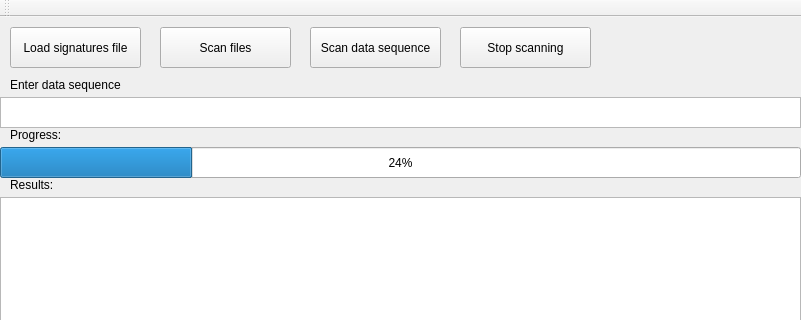
First picture: the form in ScannerQt/scannerqt.ui, repository Gloomcat/SimpleScanner, before the edit; both pictures show x 0 to 801 and y 0 to 320 of the 801 by 586 pixel window.
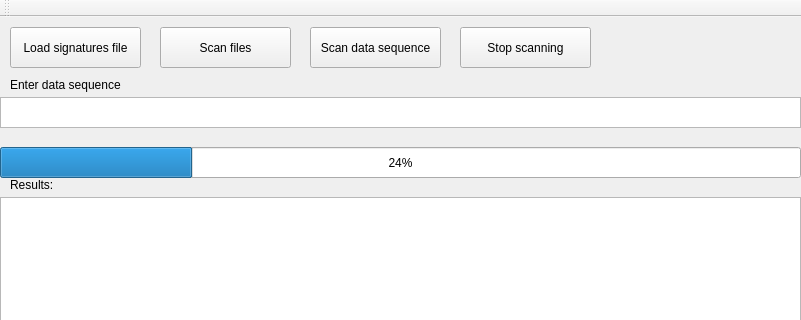
Second picture: the form after the edit.

What changed in the file:
```diff
--- a/ScannerQt/scannerqt.ui
+++ b/ScannerQt/scannerqt.ui
@@ -55,13 +55,10 @@
      <rect>
       <x>10</x>
       <y>110</y>
-      <width>81</width>
+      <width>801</width>
       <height>16</height>
      </rect>
     </property>
-    <property name="text">
-     <string>Progress:</string>
-    </property>
    </widget>
    <widget class="QPlainTextEdit" name="plainTextEdit">
     <property name="geometry">
```
Left out of the diff: 4 changed lines with no effect on the pictures.
